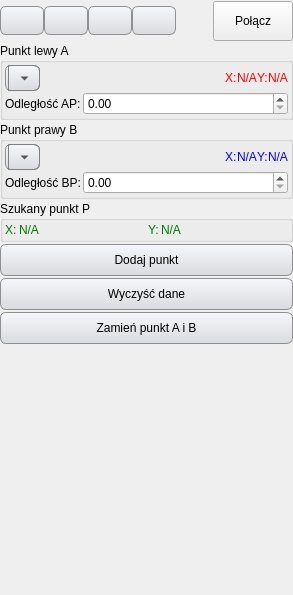
This is Ui_GPSTracker.ui in gis-support/gps-tracker as Qt 5 draws it before an edit. The edited form follows.
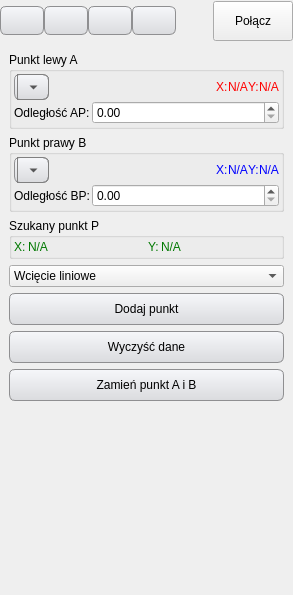
This is the edited form. The open tabs and pages were chosen to show the change.

The edit to the form file:
```diff
--- a/Ui_GPSTracker.ui
+++ b/Ui_GPSTracker.ui
@@ -493,17 +493,11 @@
             <rect>
              <x>0</x>
              <y>0</y>
-             <width>157</width>
-             <height>276</height>
+             <width>293</width>
+             <height>530</height>
             </rect>
            </property>
-           <layout class="QVBoxLayout" name="verticalLayout_6">
-            <property name="spacing">
-             <number>2</number>
-            </property>
-            <property name="margin">
-             <number>0</number>
-            </property>
+           <layout class="QVBoxLayout" name="verticalLayout_2">
             <item>
              <widget class="QGroupBox" name="groupBox">
               <property name="title">
@@ -857,6 +851,23 @@
               </layout>
              </widget>
             </item>
+            <item>
+             <widget class="QComboBox" name="cmbMeasureMethod">
+              <property name="editable">
+               <bool>false</bool>
+              </property>
+              <item>
+               <property name="text">
+                <string>Wcięcie liniowe</string>
+               </property>
+              </item>
+              <item>
+               <property name="text">
+                <string>Pomiar offsetowy</string>
+               </property>
+              </item>
+             </widget>
+            </item>
             <item>
              <widget class="QToolButton" name="bAddCalcPoint">
               <property name="sizePolicy">
@@ -952,7 +963,7 @@
               <property name="sizeHint" stdset="0">
                <size>
                 <width>20</width>
-                <height>40</height>
+                <height>30</height>
                </size>
               </property>
              </spacer>
```
Left out of the diff: 220 changed lines with no effect on the pictures.
